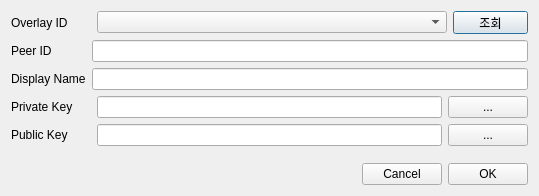
Before: the Qt Designer form GUI/JOIN_ROOM.ui in ITU-T-SG11-Q8/FVapp, drawn with Qt 5.
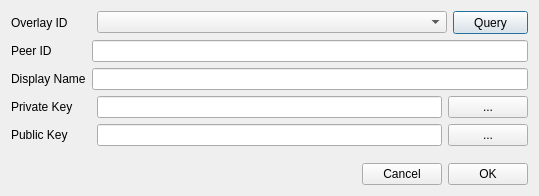
After: the same form once the commit is applied.

Commit message: * UI change - label language change (korean -> English)

```diff
--- a/GUI/JOIN_ROOM.ui
+++ b/GUI/JOIN_ROOM.ui
@@ -53,7 +53,7 @@
         </size>
        </property>
        <property name="text">
-        <string>조회</string>
+        <string>Query</string>
        </property>
       </widget>
      </item>
```
Left out of the diff: 2 changed lines with no effect on the pictures. The commit also changes 4 other files.
